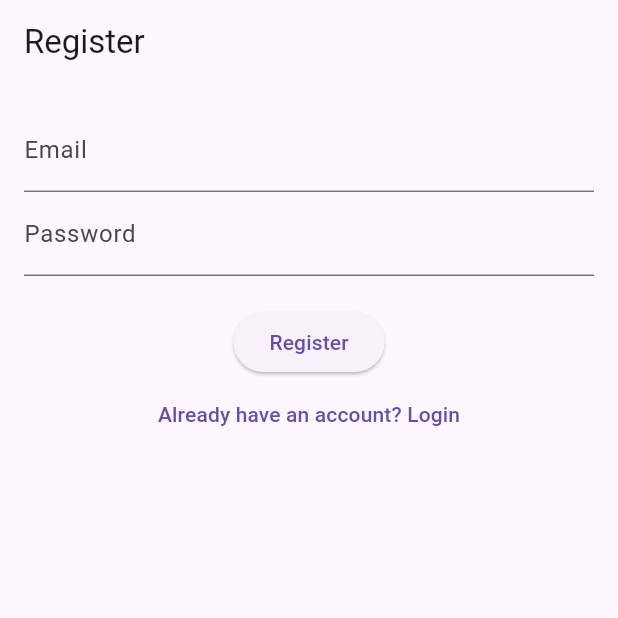
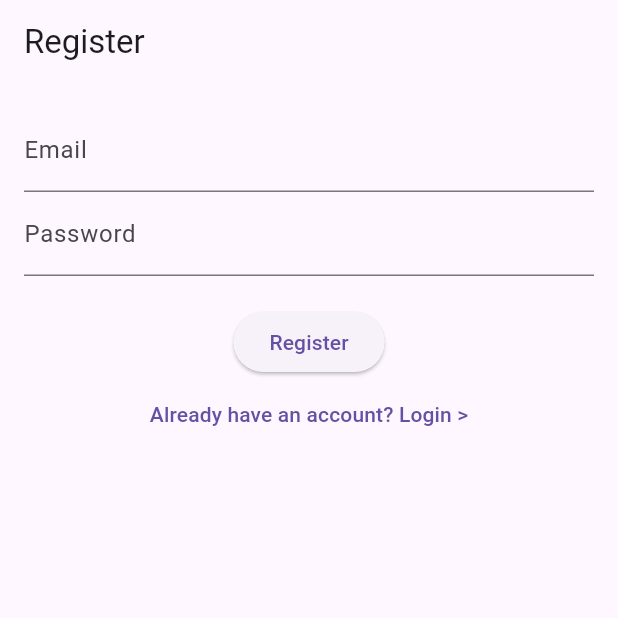
Before and after one commit to RogerEugen/ChatApp, a Flutter app: the Register screen opened directly, on a phone screen of 412 x 824 dp, the top half of it. Run offline on Flutter 3.47's test engine with Material 3 defaults, Android fonts, the phone set to English and light mode, and no system bars; our stand-ins replace cloud_firestore, firebase_auth, firebase_core; accounts and stored records are empty.

Commit message:
i have made some modificatin on register and contact screen also i deleted the emmbeded folder that was wrong

```diff
--- a/lib/Register.dart
+++ b/lib/Register.dart
@@ -73,7 +73,7 @@ class _RegisterState extends State<Register> {
                   MaterialPageRoute(builder: (context) => const Login()),
                 );
               },
-              child: const Text('Already have an account? Login'),
+              child: const Text('Already have an account? Login >'),
             ),
           ],
         ),
--- a/lib/screens/Contact.dart
+++ b/lib/screens/Contact.dart
@@ -1,10 +1,11 @@
 import 'package:flutter/material.dart';
 import 'package:cloud_firestore/cloud_firestore.dart';
 import 'package:firebase_auth/firebase_auth.dart';
+
 import 'Chatscreen.dart'; // Assuming this is your chat screen
 
 class Contacts extends StatefulWidget {
-  const Contacts({super.key});
+  const Contacts ({super.key});
 
   @override
   State<Contacts> createState() => _ContactsState();
@@ -50,7 +51,8 @@ class _ContactsState extends State<Contacts> {
                   child: Icon(Icons.person),
                 ),
                 title: Text(email),
-                onTap: () {
+                onTap: ()
+                {
                   // Navigate to ChatScreen with selected contact
                   Navigator.push(
                     context,
```
